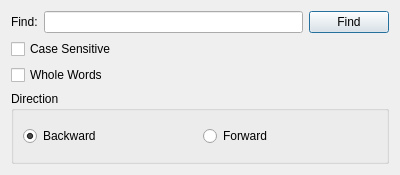
Old version of the form ui/finddialog.ui in the repository leofracca/noter.
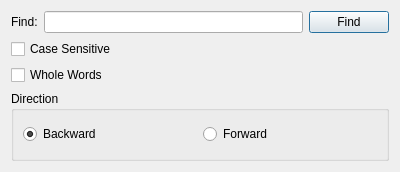
New version of the form.

```diff
--- a/ui/finddialog.ui
+++ b/ui/finddialog.ui
@@ -10,7 +10,7 @@
     <x>0</x>
     <y>0</y>
     <width>400</width>
-    <height>175</height>
+    <height>172</height>
    </rect>
   </property>
   <property name="sizePolicy">
@@ -22,12 +22,21 @@
   <property name="minimumSize">
    <size>
     <width>400</width>
-    <height>100</height>
+    <height>172</height>
+   </size>
+  </property>
+  <property name="maximumSize">
+   <size>
+    <width>400</width>
+    <height>177</height>
    </size>
   </property>
   <property name="windowTitle">
    <string>Find</string>
   </property>
+  <property name="autoFillBackground">
+   <bool>false</bool>
+  </property>
   <property name="sizeGripEnabled">
    <bool>false</bool>
   </property>
```
Left out of the diff: 22 changed lines with no effect on the pictures.
